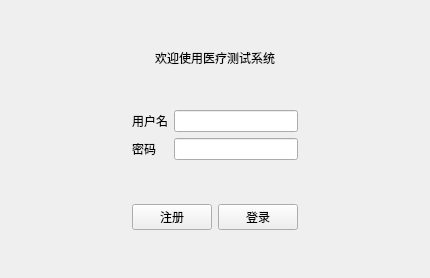
Qt form loginview.ui (Jvsong/Qttask3) before a commit.
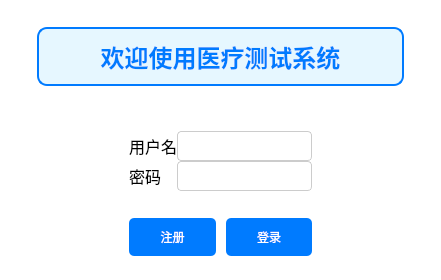
The same form after that commit.

```diff
--- a/loginview.ui
+++ b/loginview.ui
@@ -6,14 +6,105 @@
    <rect>
     <x>0</x>
     <y>0</y>
-    <width>430</width>
-    <height>278</height>
+    <width>441</width>
+    <height>280</height>
    </rect>
   </property>
   <property name="windowTitle">
    <string>登录</string>
   </property>
+  <property name="styleSheet">
+   <string notr="true">/* 整体窗口背景颜色 */
+QWidget {
+    background-color: #ffffff; /* 白色背景 */
+    font-family: &quot;Microsoft YaHei UI&quot;, sans-serif; /* 使用微软雅黑字体 */
+    font-size: 12pt;
+}
+
+/* 窗口标题样式 */
+QWidget#DepartmentView {
+    background-color: #f0f0f0; /* 浅灰色背景 */
+    border-radius: 5px; /* 圆角 */
+    padding: 20px; /* 内边距 */
+}
+
+/* 欢迎标签样式 */
+QLabel#label {
+    font-size: 18pt;
+    font-weight: bold;
+    color: #007BFF; /* 使用蓝色字体，突出医疗主题 */
+    margin-bottom: 20px; /* 下方留白 */
+    text-align: center; /* 居中显示 */
+    padding: 10px;
+    background-color: #e6f7ff; /* 浅蓝色背景，增强视觉效果 */
+    border-radius: 10px; /* 圆角 */
+    border: 2px solid #007BFF; /* 蓝色边框 */
+    width: 80%; /* 标签宽度适配 */
+    margin-left: auto;
+    margin-right: auto;
+}
+
+/* 按钮样式 */
+QPushButton {
+    background-color: #007BFF; /* 蓝色背景 */
+    color: white;
+    border: none;
+    border-radius: 5px; /* 圆角 */
+    padding: 10px 20px; /* 按钮内边距 */
+    font-size: 12px;
+    cursor: pointer; /* 鼠标悬停时变成手型 */
+}
+
+/* 按钮悬停时的样式 */
+QPushButton:hover {
+    background-color: #0056b3; /* 悬停时的背景颜色 */
+}
+
+/* 输入框样式 */
+QLineEdit {
+    border: 1px solid #ccc; /* 边框颜色 */
+    border-radius: 4px; /* 圆角 */
+    padding: 5px;
+    background-color: white;
+    font-size: 14px;
+}
+
+/* 聚焦时 QLineEdit 样式 */
+QLineEdit:focus {
+    border-color: #007BFF; /* 聚焦时的边框颜色 */
+    box-shadow: 0 0 5px rgba(0, 123, 255, 0.5); /* 聚焦时的阴影效果 */
+}
+
+/* 布局间距 */
+QGridLayout {
+    margin: 20px;
+    spacing: 10px; /* 控件之间的间距 */
+}
+
+/* 添加间隔的样式 */
+QSpacerItem {
+    background-color: transparent;
+}
+
+
+</string>
+  </property>
   <layout class="QGridLayout" name="gridLayout_3">
+   <property name="leftMargin">
+    <number>0</number>
+   </property>
+   <property name="topMargin">
+    <number>0</number>
+   </property>
+   <property name="rightMargin">
+    <number>0</number>
+   </property>
+   <property name="bottomMargin">
+    <number>0</number>
+   </property>
+   <property name="spacing">
+    <number>0</number>
+   </property>
    <item row="0" column="1">
     <spacer name="verticalSpacer_3">
      <property name="orientation">
@@ -135,6 +226,12 @@
    </item>
    <item row="5" column="1">
     <layout class="QGridLayout" name="gridLayout_2">
+     <property name="horizontalSpacing">
+      <number>10</number>
+     </property>
+     <property name="verticalSpacing">
+      <number>0</number>
+     </property>
      <item row="0" column="0">
       <widget class="QPushButton" name="btSignUp">
        <property name="text">
```
